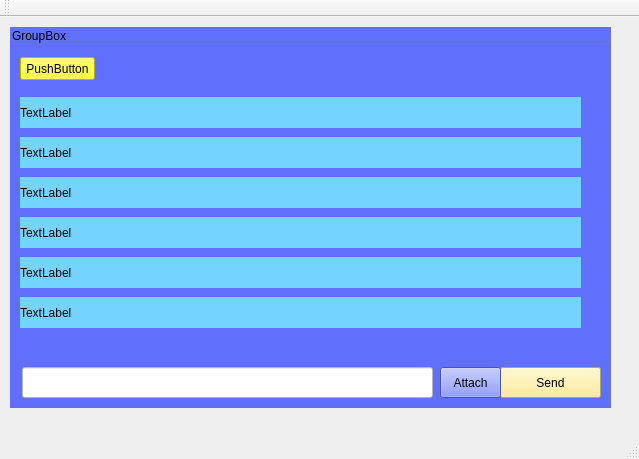
First picture: the form in MainClient/chatbox.ui, repository r17v1/connect, before the edit.
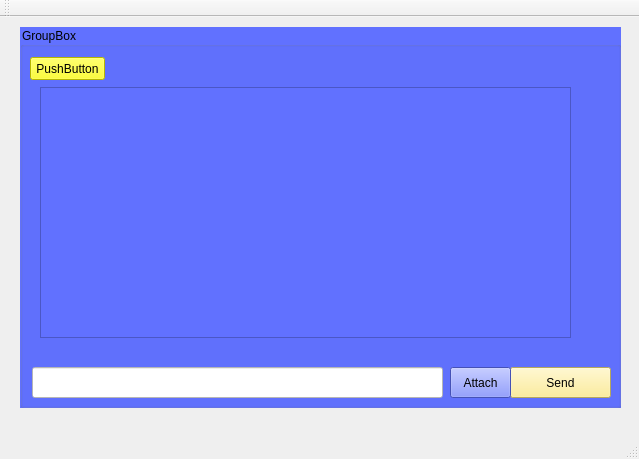
Second picture: the form after the edit.

Patch:
```diff
--- a/MainClient/chatbox.ui
+++ b/MainClient/chatbox.ui
@@ -17,7 +17,7 @@
    <widget class="QGroupBox" name="groupBox">
     <property name="geometry">
      <rect>
-      <x>10</x>
+      <x>20</x>
       <y>10</y>
       <width>601</width>
       <height>381</height>
@@ -58,102 +58,6 @@
       <string>Send</string>
      </property>
     </widget>
-    <widget class="QLabel" name="label">
-     <property name="geometry">
-      <rect>
-       <x>10</x>
-       <y>70</y>
-       <width>561</width>
-       <height>31</height>
-      </rect>
-     </property>
-     <property name="styleSheet">
-      <string notr="true">background-color : rgb(117, 212, 255)</string>
-     </property>
-     <property name="text">
-      <string>TextLabel</string>
-     </property>
-    </widget>
-    <widget class="QLabel" name="label_2">
-     <property name="geometry">
-      <rect>
-       <x>10</x>
-       <y>110</y>
-       <width>561</width>
-       <height>31</height>
-      </rect>
-     </property>
-     <property name="styleSheet">
-      <string notr="true">background-color : rgb(117, 212, 255)</string>
-     </property>
-     <property name="text">
-      <string>TextLabel</string>
-     </property>
-    </widget>
-    <widget class="QLabel" name="label_3">
-     <property name="geometry">
-      <rect>
-       <x>10</x>
-       <y>150</y>
-       <width>561</width>
-       <height>31</height>
-      </rect>
-     </property>
-     <property name="styleSheet">
-      <string notr="true">background-color : rgb(117, 212, 255)</string>
-     </property>
-     <property name="text">
-      <string>TextLabel</string>
-     </property>
-    </widget>
-    <widget class="QLabel" name="label_4">
-     <property name="geometry">
-      <rect>
-       <x>10</x>
-       <y>190</y>
-       <width>561</width>
-       <height>31</height>
-      </rect>
-     </property>
-     <property name="styleSheet">
-      <string notr="true">background-color : rgb(117, 212, 255)</string>
-     </property>
-     <property name="text">
-      <string>TextLabel</string>
-     </property>
-    </widget>
-    <widget class="QLabel" name="label_5">
-     <property name="geometry">
-      <rect>
-       <x>10</x>
-       <y>230</y>
-       <width>561</width>
-       <height>31</height>
-      </rect>
-     </property>
-     <property name="styleSheet">
-      <string notr="true">background-color : rgb(117, 212, 255)</string>
-     </property>
-     <property name="text">
-      <string>TextLabel</string>
-     </property>
-    </widget>
-    <widget class="QLabel" name="label_6">
-     <property name="geometry">
-      <rect>
-       <x>10</x>
-       <y>270</y>
-       <width>561</width>
-       <height>31</height>
-      </rect>
-     </property>
-     <property name="styleSheet">
-      <string notr="true">background-color : rgb(117, 212, 255)</string>
-     </property>
-     <property name="text">
-      <string>TextLabel</string>
-     </property>
-    </widget>
     <widget class="QPushButton" name="pushButton_3">
      <property name="geometry">
       <rect>
@@ -183,6 +87,16 @@
       <string>Attach</string>
      </property>
     </widget>
+    <widget class="QTextBrowser" name="textBrowser">
+     <property name="geometry">
+      <rect>
+       <x>20</x>
+       <y>60</y>
+       <width>531</width>
+       <height>251</height>
+      </rect>
+     </property>
+    </widget>
    </widget>
   </widget>
   <widget class="QMenuBar" name="menuBar">
```
